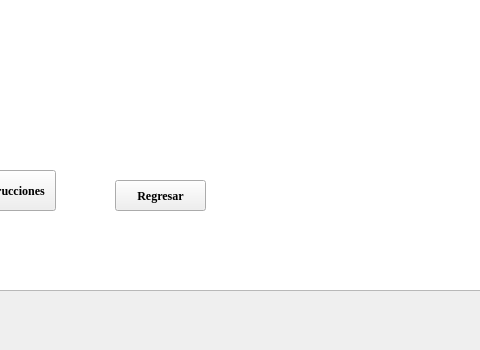
Qt form mainwindow.ui (Sara-Ochoa/Proyecto_Final) before a commit; both pictures show x 215 to 695 and y 250 to 600 of the 800 by 600 pixel window.
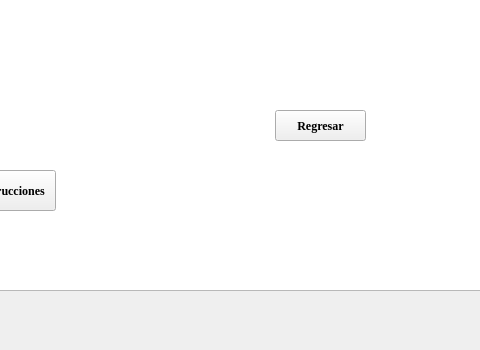
The same form after that commit.

```diff
--- a/mainwindow.ui
+++ b/mainwindow.ui
@@ -73,8 +73,8 @@
    <widget class="QPushButton" name="btn_Regresar">
     <property name="geometry">
      <rect>
-      <x>330</x>
-      <y>430</y>
+      <x>490</x>
+      <y>360</y>
       <width>91</width>
       <height>31</height>
      </rect>
```
Left out of the diff: 4 changed lines with no effect on the pictures.
